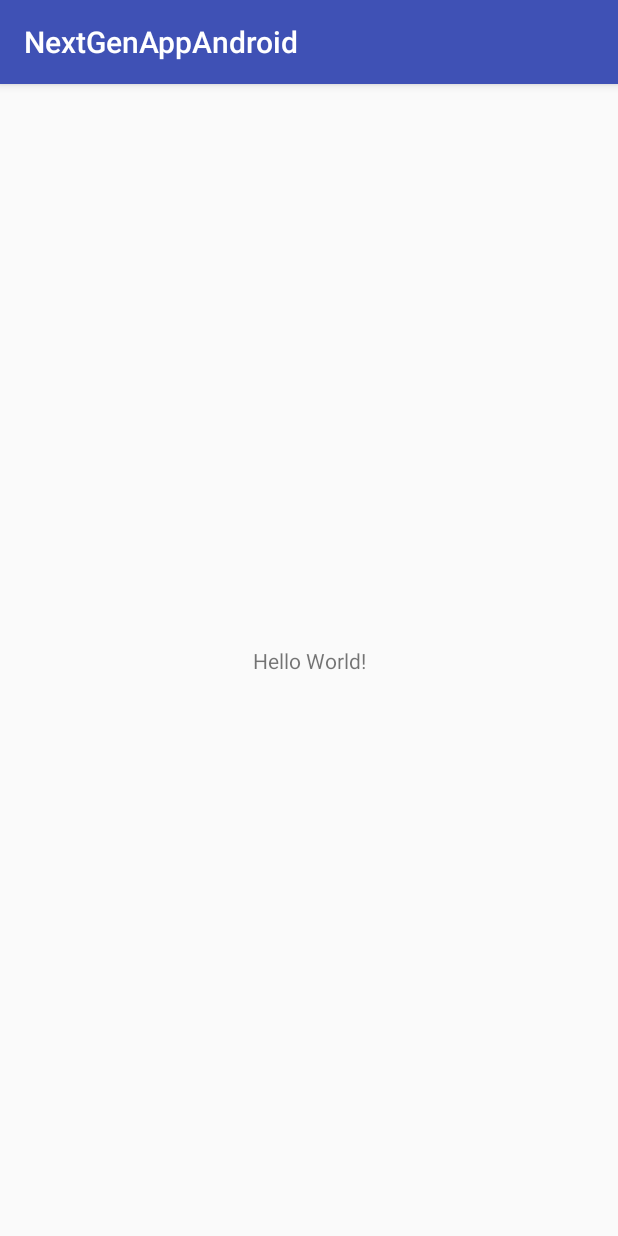
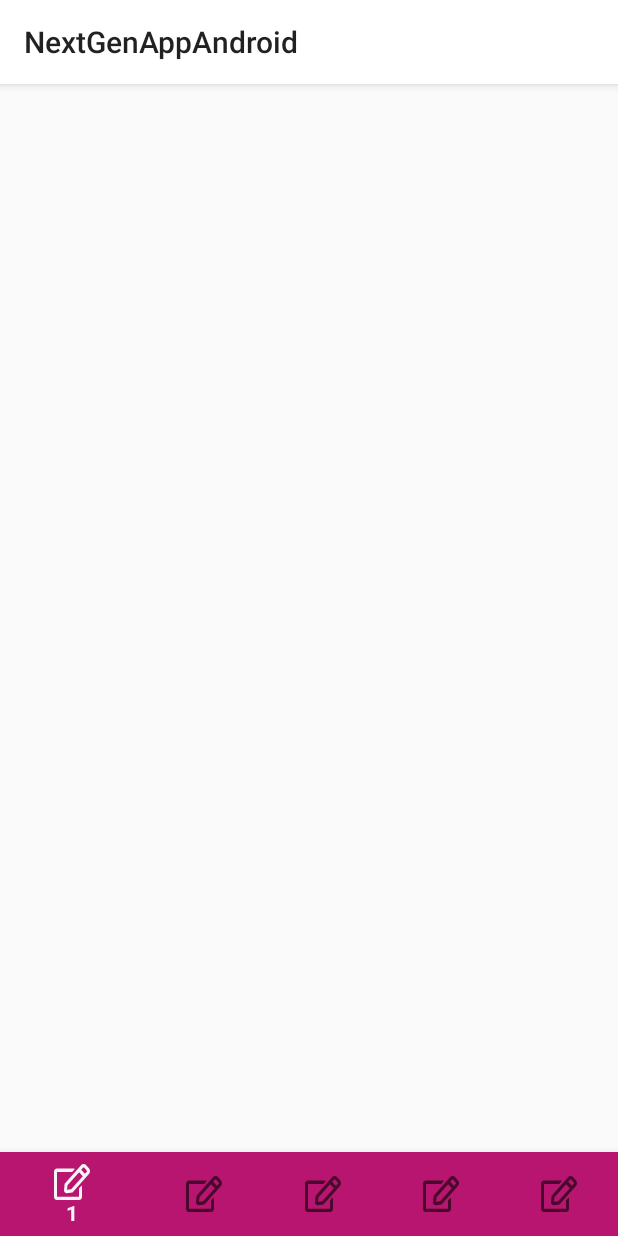
Before and after one commit to Tsorensen91/MyMetaAndroidApp, an Android app: the screen it shows after launch (MainActivity), on a phone screen of 412 x 824 dp. Run offline under Robolectric (Android 15) with nearby library versions, the light colour scheme and no system bars.

Commit message:
Started project added toolbar and navbar

```diff
--- a/app/build.gradle
+++ b/app/build.gradle
@@ -8,7 +8,7 @@ android {
     compileSdkVersion 28
     defaultConfig {
         applicationId "chester.ac.uk.nextgenappandroid"
-        minSdkVersion 15
+        minSdkVersion 21
         targetSdkVersion 28
         versionCode 1
         versionName "1.0"
@@ -20,14 +20,16 @@ android {
             proguardFiles getDefaultProguardFile('proguard-android.txt'), 'proguard-rules.pro'
         }
     }
+    buildToolsVersion '28.0.1'
 }
 
 dependencies {
-    implementation fileTree(dir: 'libs', include: ['*.jar'])
-    implementation"org.jetbrains.kotlin:kotlin-stdlib-jdk7:$kotlin_version"
+    implementation fileTree(include: ['*.jar'], dir: 'libs')
+    implementation "org.jetbrains.kotlin:kotlin-stdlib-jdk7:$kotlin_version"
     implementation 'com.android.support:appcompat-v7:28.0.0'
     implementation 'com.android.support.constraint:constraint-layout:1.1.3'
     testImplementation 'junit:junit:4.12'
     androidTestImplementation 'com.android.support.test:runner:1.0.2'
     androidTestImplementation 'com.android.support.test.espresso:espresso-core:3.0.2'
+    implementation 'com.android.support:design:28.0.0'
 }
--- a/app/src/main/AndroidManifest.xml
+++ b/app/src/main/AndroidManifest.xml
@@ -8,7 +8,7 @@
         android:label="@string/app_name"
         android:roundIcon="@mipmap/ic_launcher_round"
         android:supportsRtl="true"
-        android:theme="@style/AppTheme">
+        android:theme="@style/Theme.AppCompat.Light.NoActionBar">
         <activity android:name=".MainActivity">
             <intent-filter>
                 <action android:name="android.intent.action.MAIN" />
--- a/app/src/main/java/chester/ac/uk/nextgenappandroid/MainActivity.kt
+++ b/app/src/main/java/chester/ac/uk/nextgenappandroid/MainActivity.kt
@@ -2,11 +2,22 @@ package chester.ac.uk.nextgenappandroid
 
 import android.support.v7.app.AppCompatActivity
 import android.os.Bundle
+import android.support.design.widget.BottomNavigationView
+import android.view.Menu
+import kotlinx.android.synthetic.main.activity_main.*
 
 class MainActivity : AppCompatActivity() {
 
     override fun onCreate(savedInstanceState: Bundle?) {
         super.onCreate(savedInstanceState)
         setContentView(R.layout.activity_main)
+        setSupportActionBar(toolbar)
+        val bottomNavigation: BottomNavigationView = findViewById(R.id.navigation)
     }
+
+    override fun onCreateOptionsMenu(menu: Menu?): Boolean {
+        menuInflater.inflate(R.menu.menu_main, menu)
+        return super.onCreateOptionsMenu(menu)
+    }
+
 }
--- /dev/null
+++ b/app/src/main/res/drawable/ic_edit_regular.xml
@@ -0,0 +1,4 @@
+<vector android:height="24dp" android:viewportHeight="512"
+    android:viewportWidth="576" android:width="24dp" xmlns:android="http://schemas.android.com/apk/res/android">
+    <path android:fillColor="@color/colorWhite" android:pathData="M402.3,344.9l32,-32c5,-5 13.7,-1.5 13.7,5.7L448,464c0,26.5 -21.5,48 -48,48L48,512c-26.5,0 -48,-21.5 -48,-48L0,112c0,-26.5 21.5,-48 48,-48h273.5c7.1,0 10.7,8.6 5.7,13.7l-32,32c-1.5,1.5 -3.5,2.3 -5.7,2.3L48,112v352h352L400,350.5c0,-2.1 0.8,-4.1 2.3,-5.6zM558.9,143.1L296.3,405.7l-90.4,10c-26.2,2.9 -48.5,-19.2 -45.6,-45.6l10,-90.4L432.9,17.1c22.9,-22.9 59.9,-22.9 82.7,0l43.2,43.2c22.9,22.9 22.9,60 0.1,82.8zM460.1,174L402,115.9 216.2,301.8l-7.3,65.3 65.3,-7.3L460.1,174zM524.9,94.3l-43.2,-43.2c-4.1,-4.1 -10.8,-4.1 -14.8,0L436,82l58.1,58.1 30.9,-30.9c4,-4.2 4,-10.8 -0.1,-14.9z"/>
+</vector>
--- a/app/src/main/res/layout/activity_main.xml
+++ b/app/src/main/res/layout/activity_main.xml
@@ -6,13 +6,21 @@
     android:layout_height="match_parent"
     tools:context=".MainActivity">
 
-    <TextView
-        android:layout_width="wrap_content"
+    <android.support.v7.widget.Toolbar
+        android:id="@+id/toolbar"
+        android:layout_width="match_parent"
         android:layout_height="wrap_content"
-        android:text="Hello World!"
-        app:layout_constraintBottom_toBottomOf="parent"
-        app:layout_constraintLeft_toLeftOf="parent"
-        app:layout_constraintRight_toRightOf="parent"
-        app:layout_constraintTop_toTopOf="parent" />
+        android:background="@color/colorWhite"
+        android:minHeight="?android:attr/actionBarSize"
+        android:elevation="4dp"
+        />
 
+    <android.support.design.widget.BottomNavigationView
+        android:id="@+id/navigation"
+        app:menu="@menu/navigation_items"
+        android:layout_width="match_parent"
+        android:layout_height="wrap_content"
+        android:background="@color/colorMagenta"
+        android:minHeight="?android:attr/actionBarSize"
+        app:layout_constraintBottom_toBottomOf="parent"/>
 </android.support.constraint.ConstraintLayout>
--- /dev/null
+++ b/app/src/main/res/menu/menu_main.xml
@@ -0,0 +1,10 @@
+<?xml version="1.0" encoding="utf-8"?>
+<menu xmlns:app="http://schemas.android.com/apk/res-auto"
+    xmlns:android="http://schemas.android.com/apk/res/android">
+
+    <item android:title="@string/preferences"
+        android:icon="@drawable/ic_edit_regular"
+        android:id="@+id/preferences"
+        app:showAsAction="ifRoom|withText"
+        />
+</menu>
--- /dev/null
+++ b/app/src/main/res/menu/navigation_items.xml
@@ -0,0 +1,22 @@
+<?xml version="1.0" encoding="utf-8"?>
+<menu xmlns:app="http://schemas.android.com/apk/res-auto"
+    xmlns:android="http://schemas.android.com/apk/res/android">
+
+    <item android:title="1"
+        android:icon="@drawable/ic_edit_regular"
+        app:showAsAction="always" />
+    <item android:title="2"
+        android:icon="@drawable/ic_edit_regular"
+        app:showAsAction="always"/>
+
+    <item android:title="3"
+        android:icon="@drawable/ic_edit_regular"
+        app:showAsAction="always"/>
+    <item android:title="4"
+        android:icon="@drawable/ic_edit_regular"
+        app:showAsAction="always"/>
+    <item android:title="5"
+        android:icon="@drawable/ic_edit_regular"
+        app:showAsAction="always"/>
+
+</menu>
--- a/app/src/main/res/values/colors.xml
+++ b/app/src/main/res/values/colors.xml
@@ -1,6 +1,9 @@
 <?xml version="1.0" encoding="utf-8"?>
 <resources>
-    <color name="colorPrimary">#3F51B5</color>
-    <color name="colorPrimaryDark">#303F9F</color>
-    <color name="colorAccent">#FF4081</color>
+    <color name="colorPrimary">#b81570</color>
+    <color name="colorPrimaryDark">#01b0ad</color>
+    <color name="colorAccent">#ffffff</color>
+    <color name="colorMagenta">#b81570</color>
+    <color name="colorTeal">#01b0ad</color>
+    <color name="colorWhite">#ffffff</color>
 </resources>
--- a/app/src/main/res/values/strings.xml
+++ b/app/src/main/res/values/strings.xml
@@ -1,3 +1,4 @@
 <resources>
     <string name="app_name">NextGenAppAndroid</string>
+    <string name="preferences">preferences</string>
 </resources>
--- a/build.gradle
+++ b/build.gradle
@@ -1,7 +1,7 @@
 // Top-level build file where you can add configuration options common to all sub-projects/modules.
 
 buildscript {
-    ext.kotlin_version = '1.3.21'
+    ext.kotlin_version = '1.2.30'
     repositories {
         google()
         jcenter()
```
